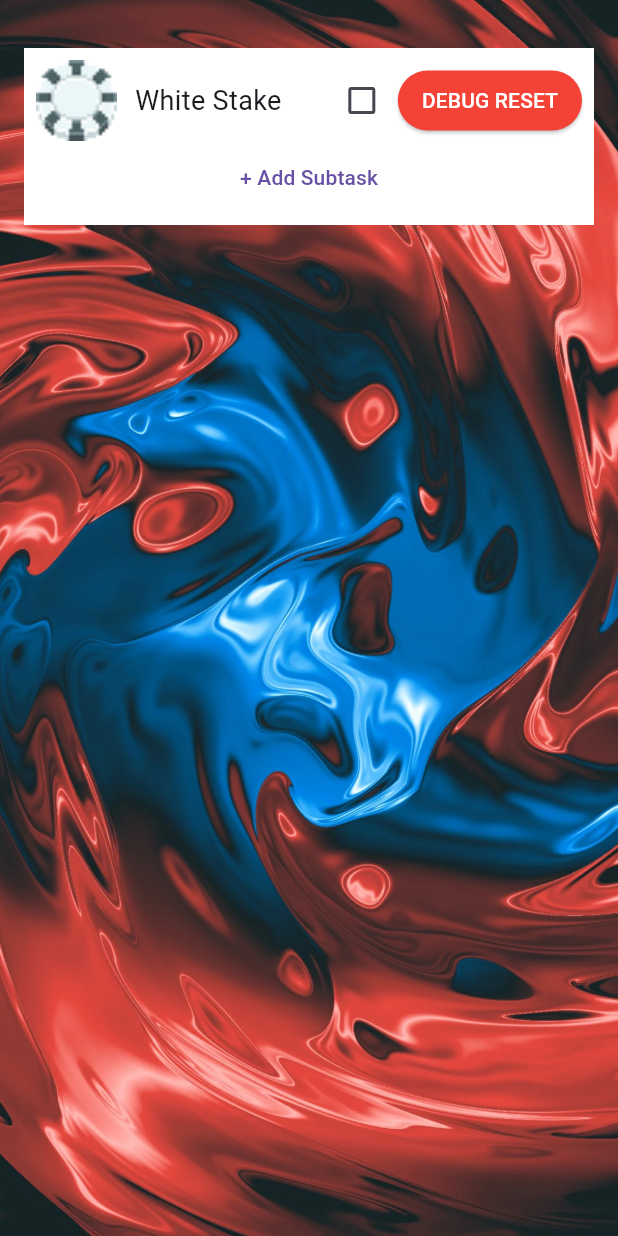
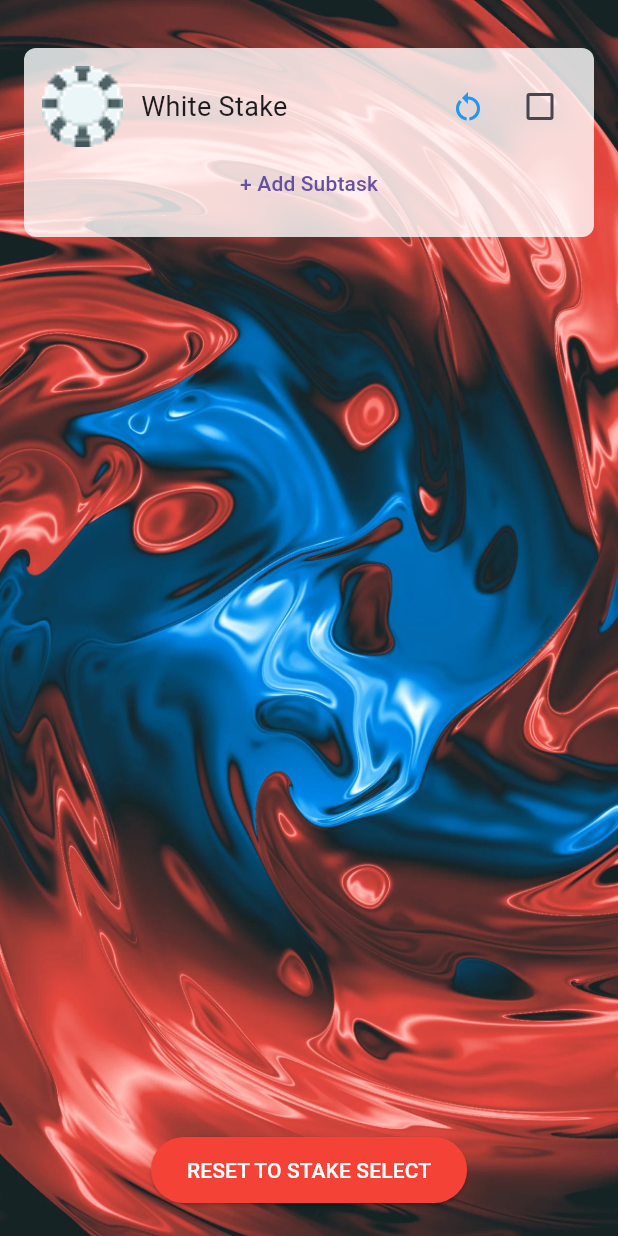
Before and after one commit to TessaChessnoe/balatodo, a Flutter app: the screen it shows after launch, after a tap on "Start", on a phone screen of 412 x 824 dp. Run offline on Flutter 3.47's test engine with Material 3 defaults, Android fonts, the phone set to English and light mode, and no system bars; our stand-ins replace audioplayers, shared_preferences.

Commit message:
Added ability to remove subtasks and reset to stake select.

```diff
--- a/lib/checkbox_screen.dart
+++ b/lib/checkbox_screen.dart
@@ -18,12 +18,37 @@ class CheckboxScreen extends StatefulWidget {
 class _CheckboxScreenState extends State<CheckboxScreen> {
   // Flag to enable reset for debugging
   static const bool debugMode = true; // Set to false for testers
+  final AudioPlayer _audioPlayer = AudioPlayer();
+  final AudioPlayer _musicPlayer = AudioPlayer();
+  late final List<CheckboxItem> items;
+
+  @override
+  void initState() {
+    super.initState();
+    items = allItems.sublist(0, widget.maxStakeIndex + 1);
+    _loadSubtasks(); // Load saved subtasks
+    _playMainMusic(); // Play Balatro main theme
+  }
+
+  @override
+  void dispose() {
+    _audioPlayer.dispose();
+    _musicPlayer.dispose();
+    super.dispose();
+  }
+
+  Future<void> _playMainMusic() async {
+    await _musicPlayer.play(AssetSource('sounds/main_music.wav'));
+  }
+
+  Future<void> _stopMainMusic() async {
+    await _musicPlayer.stop();
+  }
 
   // Reset method for debugging
   Future<void> _resetApp() async {
     final prefs = await SharedPreferences.getInstance();
     await prefs.clear(); // Clear all saved data
-
     if (mounted) {
       Navigator.pushAndRemoveUntil(
         context,
@@ -44,6 +69,35 @@ class _CheckboxScreenState extends State<CheckboxScreen> {
         (route) => false, // Remove all previous routes
       );
     }
+  }
+
+  Future<void> _resetSubtasksForStake(int stakeIndex) async {
+    setState(() {
+      items[stakeIndex].subtasks.clear();
+      items[stakeIndex].isChecked = false;
+    });
+    await _saveSubtasks();
+  }
+
+  // SUBTASK MANAGEMENT
+  void _deleteSubtask(int stakeIndex, int subtaskIndex) {
+    setState(() {
+      items[stakeIndex].subtasks.removeAt(subtaskIndex);
+      // Uncheck stake if it was checked
+      if (items[stakeIndex].isChecked) {
+        items[stakeIndex].isChecked = false;
+        _cascadeUncheck(stakeIndex);
+      }
+    });
+    _saveSubtasks();
+  }
+
+  void _cascadeUncheck(int fromIndex) {
+    setState(() {
+      for (int i = fromIndex; i < items.length; i++) {
+        items[i].isChecked = false;
+      }
+    });
   }
 
   final List<CheckboxItem> allItems = [
@@ -88,16 +142,6 @@ class _CheckboxScreenState extends State<CheckboxScreen> {
       imagePath: 'assets/images/gold-stake.png',
     ),
   ];
-  late final List<CheckboxItem> items;
-
-  final AudioPlayer _audioPlayer = AudioPlayer();
-
-  @override
-  void initState() {
-    super.initState();
-    items = allItems.sublist(0, widget.maxStakeIndex + 1);
-    _loadSubtasks(); // Load saved subtasks
-  }
 
   Future<void> _loadSubtasks() async {
     final prefs = await SharedPreferences.getInstance();
@@ -135,14 +179,20 @@ class _CheckboxScreenState extends State<CheckboxScreen> {
     await prefs.setString('subtasks', jsonEncode(subtasksJson));
   }
 
-  void _checkWinCondition() {
+  void _checkWinCondition() async {
     final allChecked = items.every((item) => item.isChecked);
     if (allChecked) {
       Navigator.push(
         context,
         MaterialPageRoute(builder: (context) => const WinScreen()),
       );
-      //_playSound('assets/sounds/final-mult.wav'); // Or your win sound
+      await _stopMainMusic();
+      if (mounted) {
+        Navigator.push(
+          context,
+          MaterialPageRoute(builder: (context) => const WinScreen()),
+        );
+      }
     }
   }
 
@@ -154,7 +204,12 @@ class _CheckboxScreenState extends State<CheckboxScreen> {
   void _toggleCheckbox(int index) async {
     if (!_canCheckStake(index)) return;
     setState(() {
-      items[index].isChecked = !items[index].isChecked;
+      // If unchecking, cascade uncheck all higher stakes
+      if (items[index].isChecked) {
+        _cascadeUncheck(index);
+      } else {
+        items[index].isChecked = true;
+      }
     });
     // Only play sound if item is being checked
     if (items[index].isChecked) {
@@ -181,7 +236,8 @@ class _CheckboxScreenState extends State<CheckboxScreen> {
       if (!items[i].isChecked) return false;
     }
     // Check subtasks
-    return items[index].subtasks.every((subtask) => subtask.isCompleted);
+    return items[index].subtasks.isEmpty ||
+        items[index].subtasks.every((subtask) => subtask.isCompleted);
   }
 
   // Add these new methods for subtasks
@@ -194,140 +250,7 @@ class _CheckboxScreenState extends State<CheckboxScreen> {
     _playSound('assets/sounds/subtask_done.wav');
   }
 
-  void _addSubtask(int stakeIndex, String text) {
-    if (text.trim().isEmpty) return;
-
-    setState(() {
-      items[stakeIndex].subtasks.add(Subtask(text));
-    });
-    _saveSubtasks();
-  }
-
-  // Update build method to show subtasks
-  @override
-  Widget build(BuildContext context) {
-    return Scaffold(
-      body: Stack(
-        children: [
-          // Background image
-          Positioned.fill(
-            child: FittedBox(
-              fit: BoxFit.cover,
-              child: Image.asset('assets/images/background.jpg'),
-            ),
-          ),
-
-          ListView.builder(
-            padding: const EdgeInsets.symmetric(vertical: 24, horizontal: 16),
-            itemCount: items.length,
-            itemBuilder: (context, index) {
-              final item = items[index];
-              final scale = item.customScale ?? PixelArtConfig.globalScale;
-              final displaySize = PixelArtConfig.basePixelSize * scale;
-
-              return Padding(
-                padding: const EdgeInsets.symmetric(vertical: 8),
-                child: Container(
-                  color: Colors.white.withValues(),
-                  padding: const EdgeInsets.all(8),
-                  child: Column(
-                    children: [
-                      // Stake row
-                      Row(
-                        children: [
-                          ClipRect(
-                            child: SizedBox(
-                              width: displaySize,
-                              height: displaySize,
-                              child: Image.asset(
-                                item.imagePath,
-                                fit: BoxFit.cover,
-                              ),
-                            ),
-                          ),
-                          const SizedBox(width: 12),
-                          Expanded(
-                            child: Text(
-                              item.label,
-                              style: const TextStyle(fontSize: 18),
-                            ),
-                          ),
-                          Checkbox(
-                            value: item.isChecked,
-                            onChanged:
-                                _canCheckStake(index)
-                                    ? (_) => _toggleCheckbox(index)
-                                    : null,
-                          ),
-                          // Add debug button in top-right corner
-                          if (debugMode)
-                            Positioned(
-                              top: 40,
-                              right: 20,
-                              child: ElevatedButton(
-                                onPressed: _resetApp,
-                                style: ElevatedButton.styleFrom(
-                                  backgroundColor: Colors.red,
-                                  padding: const EdgeInsets.symmetric(
-                                    horizontal: 16,
-                                    vertical: 8,
-                                  ),
-                                ),
-                                child: const Text(
-                                  'DEBUG RESET',
-                                  style: TextStyle(color: Colors.white),
-                                ),
-                              ),
-                            ),
-                        ],
-                      ),
-
-                      // Subtasks
-                      Column(
-                        children: [
-                          ...item.subtasks.map(
-                            (subtask) => GestureDetector(
-                              onTap:
-                                  () => _toggleSubtask(
-                                    index,
-                                    item.subtasks.indexOf(subtask),
-                                  ),
-                              child: Padding(
-                                padding: const EdgeInsets.symmetric(
-                                  vertical: 4,
-                                ),
-                                child: Text(
-                                  subtask.text,
-                                  style: TextStyle(
-                                    fontSize: 16,
-                                    decoration:
-                                        subtask.isCompleted
-                                            ? TextDecoration.lineThrough
-                                            : null,
-                                  ),
-                                ),
-                              ),
-                            ),
-                          ),
-
-                          // Add subtask button
-                          TextButton(
-                            onPressed: () => _showAddSubtaskDialog(index),
-                            child: const Text('+ Add Subtask'),
-                          ),
-                        ],
-                      ),
-                    ],
-                  ),
-                ),
-              );
-            },
-          ),
-        ],
-      ),
-    );
-  }
-
+  // Complete the _showAddSubtaskDialog method
   void _showAddSubtaskDialog(int stakeIndex) {
     final controller = TextEditingController();
 
@@ -347,7 +270,10 @@ class _CheckboxScreenState extends State<CheckboxScreen> {
               ),
               TextButton(
                 onPressed: () {
-                  _addSubtask(stakeIndex, controller.text);
+                  _addSubtask(
+                    stakeIndex,
+                    controller.text,
+                  ); // Now using controller
                   Navigator.pop(context);
                 },
                 child: const Text('Add'),
@@ -356,6 +282,172 @@ class _CheckboxScreenState extends State<CheckboxScreen> {
           ),
     );
   }
+
+  void _addSubtask(int stakeIndex, String text) {
+    if (text.trim().isEmpty) return;
+
+    setState(() {
+      items[stakeIndex].subtasks.add(Subtask(text));
+    });
+    _saveSubtasks();
+  }
+
+  // Update build method to show subtasks
+  @override
+  Widget build(BuildContext context) {
+    final whiteWithOpacity = Colors.white.withAlpha(
+      204,
+    ); // ~80% opacity (255 * 0.8)
+
+    return Scaffold(
+      body: Stack(
+        children: [
+          // Background image
+          Positioned.fill(
+            child: FittedBox(
+              fit: BoxFit.cover,
+              child: Image.asset('assets/images/background.jpg'),
+            ),
+          ),
+
+          // Main content column
+          Column(
+            children: [
+              // Stake list
+              Expanded(
+                child: ListView.builder(
+                  padding: const EdgeInsets.symmetric(
+                    vertical: 24,
+                    horizontal: 16,
+                  ),
+                  itemCount: items.length,
+                  itemBuilder: (context, index) {
+                    return _buildStakeRow(index, whiteWithOpacity);
+                  },
+                ),
+              ),
+
+              // Debug reset button (bottom center)
+              if (debugMode)
+                Padding(
+                  padding: const EdgeInsets.only(bottom: 20),
+                  child: Center(
+                    child: ElevatedButton(
+                      onPressed: _resetApp,
+                      style: ElevatedButton.styleFrom(
+                        backgroundColor: Colors.red,
+                        padding: const EdgeInsets.symmetric(
+                          horizontal: 24,
+                          vertical: 12,
+                        ),
+                      ),
+                      child: const Text(
+                        'RESET TO STAKE SELECT',
+                        style: TextStyle(color: Colors.white),
+                      ),
+                    ),
+                  ),
+                ),
+            ],
+          ),
+        ],
+      ),
+    );
+  }
+
+  Widget _buildStakeRow(int index, Color backgroundWhite) {
+    final item = items[index];
+    final scale = item.customScale ?? PixelArtConfig.globalScale;
+    final displaySize = PixelArtConfig.basePixelSize * scale;
+
+    return Padding(
+      padding: const EdgeInsets.symmetric(vertical: 8),
+      child: Container(
+        decoration: BoxDecoration(
+          color: backgroundWhite,
+          borderRadius: BorderRadius.circular(8),
+        ),
+        padding: const EdgeInsets.all(12),
+        child: Column(
+          children: [
+            // Stake header row
+            Row(
+              children: [
+                // Stake image
+                ClipRect(
+                  child: SizedBox(
+                    width: displaySize,
+                    height: displaySize,
+                    child: Image.asset(item.imagePath, fit: BoxFit.cover),
+                  ),
+                ),
+                const SizedBox(width: 12),
+
+                // Stake label
+                Expanded(
+                  child: Text(item.label, style: const TextStyle(fontSize: 18)),
+                ),
+
+                // Reset subtasks button for this stake
+                IconButton(
+                  icon: const Icon(Icons.restart_alt, color: Colors.blue),
+                  onPressed: () => _resetSubtasksForStake(index),
+                ),
+
+                // Main checkbox
+                Checkbox(
+                  value: item.isChecked,
+                  onChanged:
+                      _canCheckStake(index)
+                          ? (_) => _toggleCheckbox(index)
+                          : null,
+                ),
+              ],
+            ),
+
+            // Subtasks list
+            Column(
+              children: [
+                ...item.subtasks.map(
+                  (subtask) => ListTile(
+                    title: Text(
+                      subtask.text,
+                      style: TextStyle(
+                        fontSize: 16,
+                        decoration:
+                            subtask.isCompleted
+                                ? TextDecoration.lineThrough
+                                : null,
+                      ),
+                    ),
+                    trailing: IconButton(
+                      icon: const Icon(Icons.delete, color: Colors.red),
+                      onPressed:
+                          () => _deleteSubtask(
+                            index,
+                            item.subtasks.indexOf(subtask),
+                          ),
+                    ),
+                    onTap:
+                        () => _toggleSubtask(
+                          index,
+                          item.subtasks.indexOf(subtask),
+                        ),
+                  ),
+                ),
+
+                // Add subtask button
+                TextButton(
+                  onPressed: () => _showAddSubtaskDialog(index),
+                  child: const Text('+ Add Subtask'),
+                ),
+              ],
+            ),
+          ],
+        ),
+      ),
+    );
+  }
 }
   // @override
   // void dispose() {
--- a/lib/main.dart
+++ b/lib/main.dart
@@ -61,7 +61,7 @@ class RootApp extends StatefulWidget {
 class _RootAppState extends State<RootApp> {
   int? _maxStakeIndex;
   late SharedPreferences _prefs;
-  DateTime? _lastResetDate;
+  //DateTime? _lastResetDate;
 
   @override
   void initState() {
--- a/lib/win_screen.dart
+++ b/lib/win_screen.dart
@@ -46,7 +46,7 @@ class _WinScreenState extends State<WinScreen> {
             child: Container(
               padding: const EdgeInsets.all(20),
               decoration: BoxDecoration(
-                color: Colors.black.withOpacity(0.8),
+                color: Colors.black.withValues(alpha: 0.8),
                 borderRadius: BorderRadius.circular(10),
                 border: Border.all(color: Colors.white, width: 3),
               ),
```
Also changed, not shown: 1 other file.
